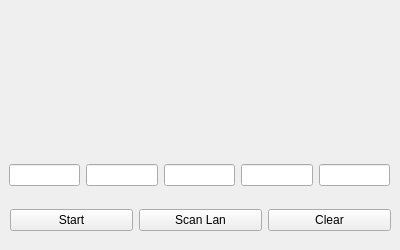
Qt form ip-calc-qt/IPCalcForm.ui (A92LEKSANDR/ip-calc-qt) before a commit.
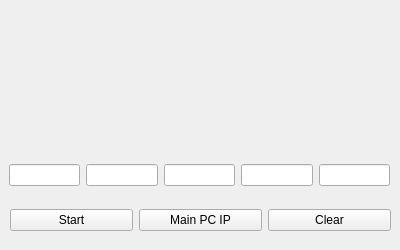
The same form after that commit.

Diff of the .ui file:
```diff
--- a/ip-calc-qt/IPCalcForm.ui
+++ b/ip-calc-qt/IPCalcForm.ui
@@ -53,7 +53,7 @@
      <item row="0" column="1">
       <widget class="QPushButton" name="ScanButton">
        <property name="text">
-        <string>Scan Lan</string>
+        <string>Main PC IP</string>
        </property>
       </widget>
      </item>
```
